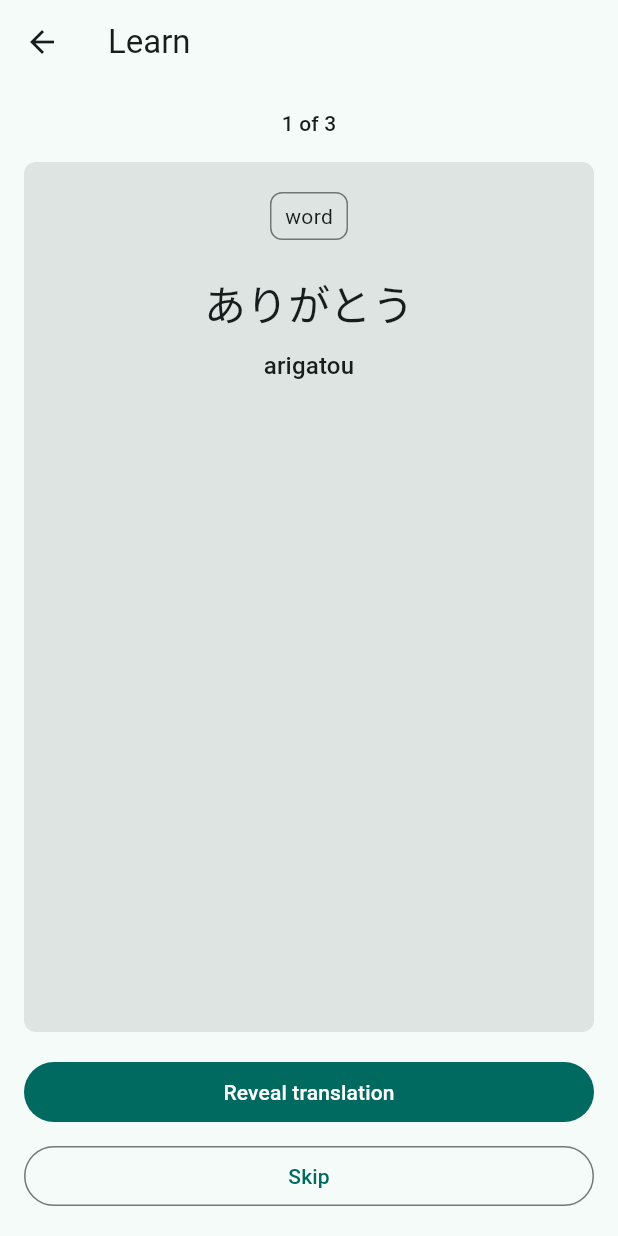
After one commit to Manishkumar62/ManisuLearn---Japanese-Learning-App, a Flutter app: the screen it shows after launch, after a tap on "Learn", on a phone screen of 412 x 824 dp. The commit adds this screen. Run offline on Flutter 3.47's test engine with Material 3 defaults, Android fonts, the phone set to English and light mode, and no system bars; our stand-ins replace equatable, flutter_bloc, hive, hive_flutter; accounts and stored records are empty.

Commit message:
Build Learn Feature

```diff
--- /dev/null
+++ b/lib/features/learn/presentation/bloc/learn_bloc.dart
@@ -0,0 +1,100 @@
+import 'package:flutter_bloc/flutter_bloc.dart';
+
+import '../../../../data/models/learning_item.dart';
+import '../../../../domain/repositories/learning_item_repository.dart';
+import 'learn_event.dart';
+import 'learn_state.dart';
+
+class LearnBloc extends Bloc<LearnEvent, LearnState> {
+  LearnBloc({required LearningItemRepository repository})
+    : _repository = repository,
+      super(const LearnInitial()) {
+    on<LoadLearningItems>(_onLoadLearningItems);
+    on<RevealLearningAnswer>(_onRevealLearningAnswer);
+    on<SkipLearningItem>(_onSkipLearningItem);
+    on<MarkLearned>(_onMarkLearned);
+  }
+
+  final LearningItemRepository _repository;
+
+  Future<void> _onLoadLearningItems(
+    LoadLearningItems event,
+    Emitter<LearnState> emit,
+  ) async {
+    emit(const LearnLoading());
+
+    try {
+      final items = await _repository.filterItems(
+        (LearningItem item) => !item.isLearned,
+      );
+
+      if (items.isEmpty) {
+        emit(const LearnCompleted());
+        return;
+      }
+
+      emit(LearnLoaded(items: items, currentIndex: 0));
+    } catch (error) {
+      emit(LearnError(error.toString()));
+    }
+  }
+
+  void _onRevealLearningAnswer(
+    RevealLearningAnswer event,
+    Emitter<LearnState> emit,
+  ) {
+    final state = this.state;
+    if (state is! LearnLoaded) {
+      return;
+    }
+
+    emit(
+      LearnLoaded(
+        items: state.items,
+        currentIndex: state.currentIndex,
+        isAnswerVisible: true,
+      ),
+    );
+  }
+
+  void _onSkipLearningItem(SkipLearningItem event, Emitter<LearnState> emit) {
+    final state = this.state;
+    if (state is! LearnLoaded) {
+      return;
+    }
+
+    _moveToNextItem(state, emit);
+  }
+
+  Future<void> _onMarkLearned(
+    MarkLearned event,
+    Emitter<LearnState> emit,
+  ) async {
+    final state = this.state;
+    if (state is! LearnLoaded) {
+      return;
+    }
+
+    try {
+      final item = state.currentItem
+        ..isLearned = true
+        ..lastReviewed = DateTime.now();
+
+      await _repository.updateItem(item);
+      _moveToNextItem(state, emit);
+    } catch (error) {
+      emit(LearnError(error.toString()));
+    }
+  }
+
+  void _moveToNextItem(LearnLoaded state, Emitter<LearnState> emit) {
+    final nextIndex = state.currentIndex + 1;
+
+    if (nextIndex >= state.items.length) {
+      emit(const LearnCompleted());
+      return;
+    }
+
+    emit(LearnLoaded(items: state.items, currentIndex: nextIndex));
+  }
+}
--- /dev/null
+++ b/lib/features/learn/presentation/bloc/learn_event.dart
@@ -0,0 +1,24 @@
+import 'package:equatable/equatable.dart';
+
+abstract class LearnEvent extends Equatable {
+  const LearnEvent();
+
+  @override
+  List<Object?> get props => const [];
+}
+
+class LoadLearningItems extends LearnEvent {
+  const LoadLearningItems();
+}
+
+class RevealLearningAnswer extends LearnEvent {
+  const RevealLearningAnswer();
+}
+
+class SkipLearningItem extends LearnEvent {
+  const SkipLearningItem();
+}
+
+class MarkLearned extends LearnEvent {
+  const MarkLearned();
+}
--- /dev/null
+++ b/lib/features/learn/presentation/bloc/learn_state.dart
@@ -0,0 +1,52 @@
+import 'package:equatable/equatable.dart';
+
+import '../../../../data/models/learning_item.dart';
+
+abstract class LearnState extends Equatable {
+  const LearnState();
+
+  @override
+  List<Object?> get props => const [];
+}
+
+class LearnInitial extends LearnState {
+  const LearnInitial();
+}
+
+class LearnLoading extends LearnState {
+  const LearnLoading();
+}
+
+class LearnLoaded extends LearnState {
+  const LearnLoaded({
+    required this.items,
+    required this.currentIndex,
+    this.isAnswerVisible = false,
+  });
+
+  final List<LearningItem> items;
+  final int currentIndex;
+  final bool isAnswerVisible;
+
+  LearningItem get currentItem => items[currentIndex];
+
+  int get completedCount => currentIndex;
+
+  int get totalCount => items.length;
+
+  @override
+  List<Object?> get props => <Object?>[items, currentIndex, isAnswerVisible];
+}
+
+class LearnCompleted extends LearnState {
+  const LearnCompleted();
+}
+
+class LearnError extends LearnState {
+  const LearnError(this.message);
+
+  final String message;
+
+  @override
+  List<Object?> get props => <Object?>[message];
+}
--- /dev/null
+++ b/lib/features/learn/presentation/pages/learn_page.dart
@@ -0,0 +1,226 @@
+import 'package:flutter/material.dart';
+import 'package:flutter_bloc/flutter_bloc.dart';
+
+import '../bloc/learn_bloc.dart';
+import '../bloc/learn_event.dart';
+import '../bloc/learn_state.dart';
+
+class LearnPage extends StatefulWidget {
+  const LearnPage({super.key});
+
+  @override
+  State<LearnPage> createState() => _LearnPageState();
+}
+
+class _LearnPageState extends State<LearnPage> {
+  @override
+  void initState() {
+    super.initState();
+    context.read<LearnBloc>().add(const LoadLearningItems());
+  }
+
+  @override
+  Widget build(BuildContext context) {
+    return Scaffold(
+      appBar: AppBar(title: const Text('Learn')),
+      body: SafeArea(
+        child: BlocBuilder<LearnBloc, LearnState>(
+          builder: (BuildContext context, LearnState state) {
+            return switch (state) {
+              LearnInitial() || LearnLoading() => const Center(
+                child: CircularProgressIndicator(),
+              ),
+              LearnLoaded() => _FlashcardView(state: state),
+              LearnCompleted() => const _LearnCompletedView(),
+              LearnError(:final message) => _LearnErrorView(message: message),
+              LearnState() => const _LearnCompletedView(),
+            };
+          },
+        ),
+      ),
+    );
+  }
+}
+
+class _FlashcardView extends StatelessWidget {
+  const _FlashcardView({required this.state});
+
+  final LearnLoaded state;
+
+  @override
+  Widget build(BuildContext context) {
+    final item = state.currentItem;
+    final progress = state.completedCount + 1;
+
+    return Padding(
+      padding: const EdgeInsets.all(16),
+      child: Column(
+        crossAxisAlignment: CrossAxisAlignment.stretch,
+        children: <Widget>[
+          Text(
+            '$progress of ${state.totalCount}',
+            style: Theme.of(context).textTheme.labelLarge,
+            textAlign: TextAlign.center,
+          ),
+          const SizedBox(height: 16),
+          Expanded(
+            child: Material(
+              color: Theme.of(context).colorScheme.surfaceContainerHighest,
+              borderRadius: BorderRadius.circular(8),
+              child: Padding(
+                padding: const EdgeInsets.all(20),
+                child: SingleChildScrollView(
+                  child: Column(
+                    crossAxisAlignment: CrossAxisAlignment.stretch,
+                    mainAxisAlignment: MainAxisAlignment.center,
+                    children: <Widget>[
+                      _TypeBadge(type: item.type),
+                      const SizedBox(height: 24),
+                      Text(
+                        item.japanese,
+                        style: Theme.of(context).textTheme.headlineMedium,
+                        textAlign: TextAlign.center,
+                      ),
+                      const SizedBox(height: 12),
+                      Text(
+                        item.romaji,
+                        style: Theme.of(context).textTheme.titleMedium,
+                        textAlign: TextAlign.center,
+                      ),
+                      if (state.isAnswerVisible) ...<Widget>[
+                        const Divider(height: 40),
+                        Text(
+                          item.english,
+                          style: Theme.of(context).textTheme.titleLarge,
+                          textAlign: TextAlign.center,
+                        ),
+                        if (item.hindi.isNotEmpty) ...<Widget>[
+                          const SizedBox(height: 12),
+                          Text(
+                            item.hindi,
+                            style: Theme.of(context).textTheme.titleMedium,
+                            textAlign: TextAlign.center,
+                          ),
+                        ],
+                      ],
+                    ],
+                  ),
+                ),
+              ),
+            ),
+          ),
+          const SizedBox(height: 16),
+          if (!state.isAnswerVisible)
+            FilledButton(
+              onPressed: () {
+                context.read<LearnBloc>().add(const RevealLearningAnswer());
+              },
+              child: const Text('Reveal translation'),
+            )
+          else
+            FilledButton(
+              onPressed: () {
+                context.read<LearnBloc>().add(const MarkLearned());
+              },
+              child: const Text('Mark as learned'),
+            ),
+          const SizedBox(height: 8),
+          OutlinedButton(
+            onPressed: () {
+              context.read<LearnBloc>().add(const SkipLearningItem());
+            },
+            child: const Text('Skip'),
+          ),
+        ],
+      ),
+    );
+  }
+}
+
+class _TypeBadge extends StatelessWidget {
+  const _TypeBadge({required this.type});
+
+  final String type;
+
+  @override
+  Widget build(BuildContext context) {
+    return Align(
+      alignment: Alignment.center,
+      child: DecoratedBox(
+        decoration: BoxDecoration(
+          border: Border.all(color: Theme.of(context).colorScheme.outline),
+          borderRadius: BorderRadius.circular(8),
+        ),
+        child: Padding(
+          padding: const EdgeInsets.symmetric(horizontal: 10, vertical: 6),
+          child: Text(type),
+        ),
+      ),
+    );
+  }
+}
+
+class _LearnCompletedView extends StatelessWidget {
+  const _LearnCompletedView();
+
+  @override
+  Widget build(BuildContext context) {
+    return Center(
+      child: Padding(
+        padding: const EdgeInsets.all(24),
+        child: Column(
+          mainAxisSize: MainAxisSize.min,
+          children: <Widget>[
+            const Icon(Icons.check_circle_outline, size: 48),
+            const SizedBox(height: 12),
+            Text(
+              'All caught up.',
+              style: Theme.of(context).textTheme.titleLarge,
+              textAlign: TextAlign.center,
+            ),
+            const SizedBox(height: 8),
+            const Text(
+              'No new learning items right now.',
+              textAlign: TextAlign.center,
+            ),
+            const SizedBox(height: 16),
+            FilledButton(
+              onPressed: () => Navigator.of(context).pop(),
+              child: const Text('Back to library'),
+            ),
+          ],
+        ),
+      ),
+    );
+  }
+}
+
+class _LearnErrorView extends StatelessWidget {
+  const _LearnErrorView({required this.message});
+
+  final String message;
+
+  @override
+  Widget build(BuildContext context) {
+    return Center(
+      child: Padding(
+        padding: const EdgeInsets.all(24),
+        child: Column(
+          mainAxisSize: MainAxisSize.min,
+          children: <Widget>[
+            const Icon(Icons.error_outline, size: 48),
+            const SizedBox(height: 12),
+            Text(message, textAlign: TextAlign.center),
+            const SizedBox(height: 16),
+            FilledButton(
+              onPressed: () {
+                context.read<LearnBloc>().add(const LoadLearningItems());
+              },
+              child: const Text('Try again'),
+            ),
+          ],
+        ),
+      ),
+    );
+  }
+}
--- a/lib/features/library/presentation/pages/library_page.dart
+++ b/lib/features/library/presentation/pages/library_page.dart
@@ -1,6 +1,9 @@
 import 'package:flutter/material.dart';
 import 'package:flutter_bloc/flutter_bloc.dart';
 
+import '../../../../data/repositories/hive_learning_item_repository.dart';
+import '../../../learn/presentation/bloc/learn_bloc.dart';
+import '../../../learn/presentation/pages/learn_page.dart';
 import '../bloc/library_bloc.dart';
 import '../bloc/library_event.dart';
 import '../bloc/library_state.dart';
@@ -44,7 +47,15 @@ class _LibraryPageState extends State<LibraryPage> {
   @override
   Widget build(BuildContext context) {
     return Scaffold(
-      appBar: AppBar(title: const Text('Library')),
+      appBar: AppBar(
+        title: const Text('Library'),
+        actions: <Widget>[
+          TextButton(
+            onPressed: () => _openLearnPage(context),
+            child: const Text('Learn'),
+          ),
+        ],
+      ),
       body: SafeArea(
         child: Column(
           children: <Widget>[
@@ -97,7 +108,10 @@ class _LibraryPageState extends State<LibraryPage> {
                                     (BuildContext context, int index) =>
                                         const SizedBox(height: 10),
                                 itemBuilder: (BuildContext context, int index) {
-                                  return LibraryItemTile(item: items[index]);
+                                  return LibraryItemTile(
+                                    item: items[index],
+                                    onTap: () => _openLearnPage(context),
+                                  );
                                 },
                               ),
                             ),
@@ -113,6 +127,27 @@ class _LibraryPageState extends State<LibraryPage> {
         ),
       ),
     );
+  }
+
+  void _openLearnPage(BuildContext context) {
+    Navigator.of(context)
+        .push(
+          MaterialPageRoute<void>(
+            builder: (BuildContext routeContext) {
+              return BlocProvider<LearnBloc>(
+                create: (_) => LearnBloc(
+                  repository: context.read<HiveLearningItemRepository>(),
+                ),
+                child: const LearnPage(),
+              );
+            },
+          ),
+        )
+        .then((_) {
+          if (context.mounted) {
+            context.read<LibraryBloc>().add(const LoadLibrary());
+          }
+        });
   }
 }
 
--- a/lib/features/library/presentation/widgets/library_item_tile.dart
+++ b/lib/features/library/presentation/widgets/library_item_tile.dart
@@ -3,9 +3,10 @@ import 'package:flutter/material.dart';
 import '../../../../data/models/learning_item.dart';
 
 class LibraryItemTile extends StatelessWidget {
-  const LibraryItemTile({super.key, required this.item});
+  const LibraryItemTile({super.key, required this.item, this.onTap});
 
   final LearningItem item;
+  final VoidCallback? onTap;
 
   @override
   Widget build(BuildContext context) {
@@ -16,7 +17,7 @@ class LibraryItemTile extends StatelessWidget {
       borderRadius: BorderRadius.circular(8),
       child: InkWell(
         borderRadius: BorderRadius.circular(8),
-        onTap: () {},
+        onTap: onTap,
         child: Padding(
           padding: const EdgeInsets.all(14),
           child: Column(
```
